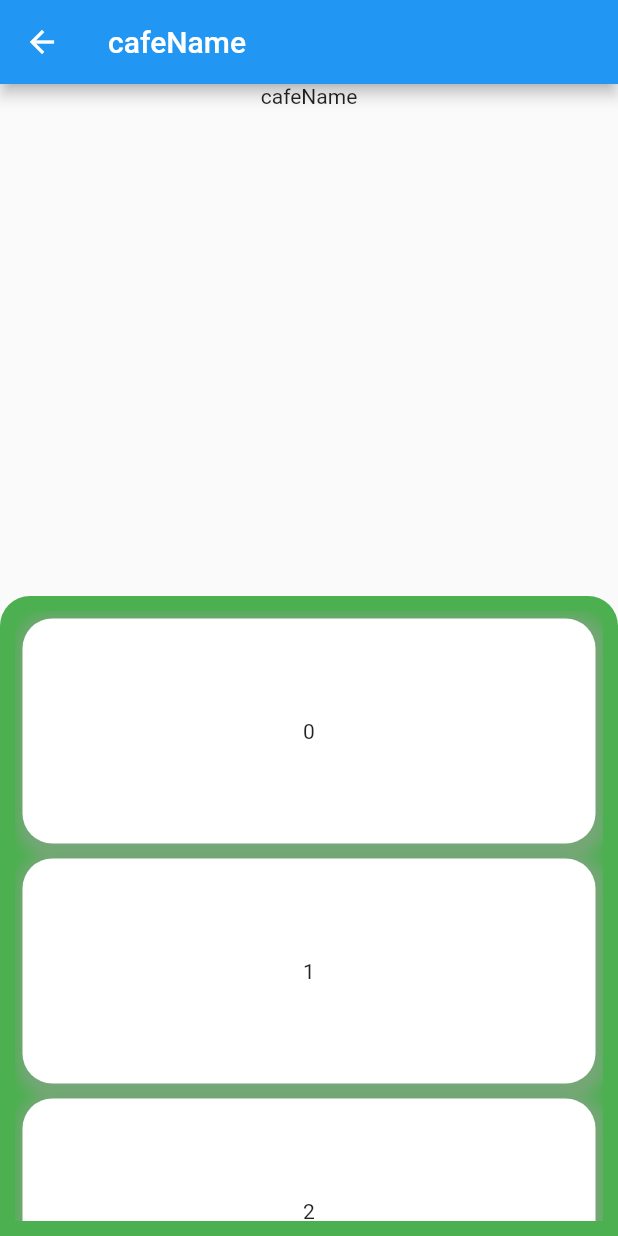
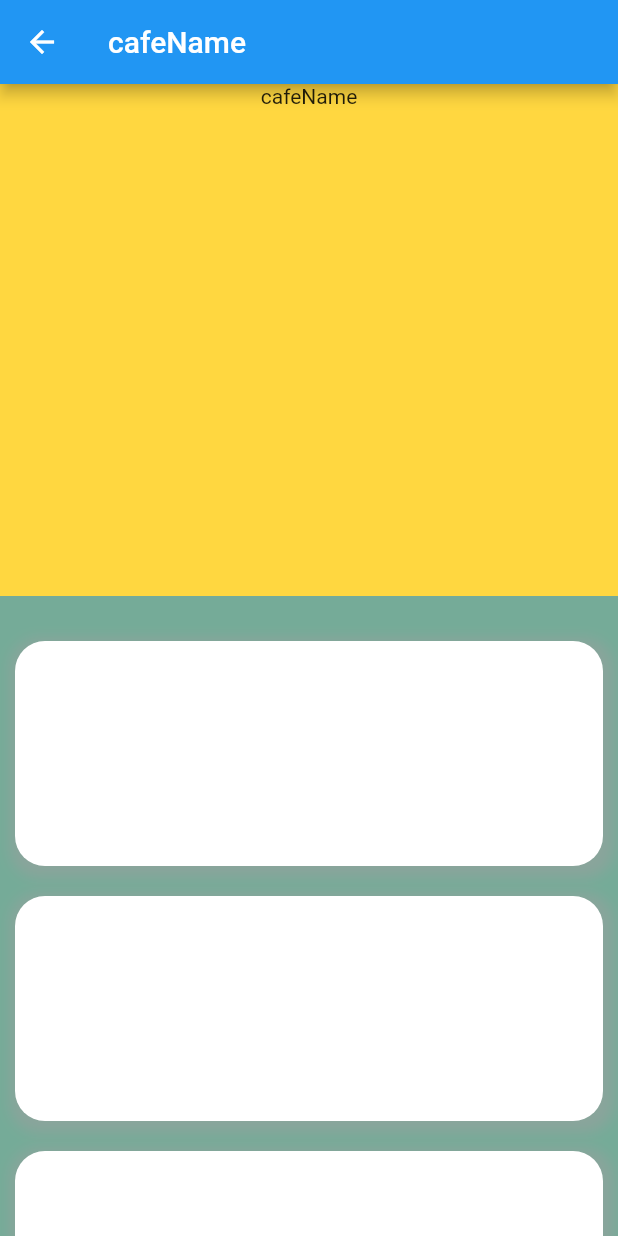
Before and after one commit to StanislavAlpatiev/FikaAndFocus, a Flutter app: the Cafe screen opened directly, on a phone screen of 412 x 824 dp. Run offline on Flutter 3.47's test engine with Material 2 defaults, Android fonts, the phone set to English and light mode, and no system bars; our stand-ins replace font_awesome_flutter, geolocator, google_fonts, google_maps_flutter, permission_handler; accounts and stored records are empty.

Commit message:
Revert "updated Cafe.dart to use a ListView Builder"
This reverts commit ec78d714e9f1fabeadd2eb00f61ed3ea64795cc8.

```diff
--- a/fika_and_fokus/lib/Cafe.dart
+++ b/fika_and_fokus/lib/Cafe.dart
@@ -11,60 +11,88 @@ class Cafe extends StatelessWidget {
         appBar: AppBar(
           title: Text("cafeName"),
         ),
-      // backgroundColor: const Color(0xFF75AB98),
+        backgroundColor: const Color(0xFF75AB98),
         body: Stack(
             children: [
-          Column(
+              Container(
+                  // color: Colors.white,
+                  child: Column(
                       children: [
                         Flexible(
                             flex: 4,
                             child: Container(
-                    // color: Colors.amberAccent,
+                              color: Colors.amberAccent,
                               child: Column(
                                 children: [
                                   Text("cafeName"),
-                        Row(),
+                                  Row(
+
+                                  ),
                                 ],
                               ),
-                  )),
+                            )
+                        ),
                         Flexible(
                             flex: 5,
+                            // child: Container(
+                            //   color: Colors.green,
+                            //   child: Column(
+                            //     children: [
+                            //       Text("Review Section"),
                           child: Padding(
-                  padding: EdgeInsets.fromLTRB(0, 0, 0, 0),
-                  child: Container(
-                    decoration: const BoxDecoration(
-                      borderRadius: BorderRadius.only(
-                          topLeft: Radius.circular(20),
-                          topRight: Radius.circular(20)
-                      ),
-                      color: Colors.green,
-                      // .all(Radius.circular(20))
-                    ),
-                    child: Padding(
-                      padding: EdgeInsets.all(10),
-                      child: ListView.builder(
-                        itemCount: 6,
-                        itemBuilder: (BuildContext context, int index) {
-                          return Container(
+                            padding: EdgeInsets.fromLTRB(0, 20, 0, 0),
+                            child: ListView(
+                                // itemBuilder: (context, index) => Card(
+                                  // elevation: 30,
+                              children: [
+                                // Container(
+                                  // margin: EdgeInsets.all(5),
+                                Container(
                                   // width: 400,
-                            margin: EdgeInsets.all(5),
+                                  margin: EdgeInsets.all(10),
                                   // color: Colors.amberAccent,
                                   height: 150,
                                   decoration: _getBoxStile(),
-                            child: Center(
-                              child: Text(index.toString()),
                                 ),
-                          );
-                        },
+                                Container(
+                                  // width: 400,
+                                  margin: EdgeInsets.all(10),
+                                  height: 150,
+                                  decoration: _getBoxStile(),
                                 ),
+                                Container(
+                                  // width: 400,
+                                  margin: EdgeInsets.all(10),
+                                  height: 150,
+                                  decoration: _getBoxStile(),
                                 ),
+                                Container(
+                                  // width: 400,
+                                  margin: EdgeInsets.all(10),
+                                  height: 150,
+                                  decoration: _getBoxStile(),
                                 ),
+                                Container(
+                                  // width: 400,
+                                  margin: EdgeInsets.all(10),
+                                  height: 150,
+                                  decoration: _getBoxStile(),
                                 ),
+                                Container(
+                                  // width: 400,
+                                  margin: EdgeInsets.all(10),
+                                  height: 150,
+                                  decoration: _getBoxStile(),
                                 ),
                               ],
                             ),
-        ],
+                          )// ),
                         ),
+                      ]
+                  )
+              )
+            ]
+        )
     );
   }
 
@@ -79,6 +107,7 @@ class Cafe extends StatelessWidget {
               spreadRadius: 5,
               blurRadius: 7,
               offset: Offset(2, 3))
-        ]);
+        ]
+    );
   }
 }
--- a/fika_and_fokus/lib/main.dart
+++ b/fika_and_fokus/lib/main.dart
@@ -2,7 +2,6 @@ import 'package:flutter/material.dart';
 import 'SignUp.dart';
 import 'LogIn.dart';
 import 'GoogleMapMarkerInfoWindow.dart';
-import 'Cafe.dart';
 
 void main() {
   runApp(
@@ -10,7 +9,6 @@ void main() {
       debugShowCheckedModeBanner: false,
       title: "Fika&Focus",
       home: LogIn(),
-      // home: Cafe(),
     ),
   );
 }
```
Lines whose indentation alone changed are shown as unchanged.
